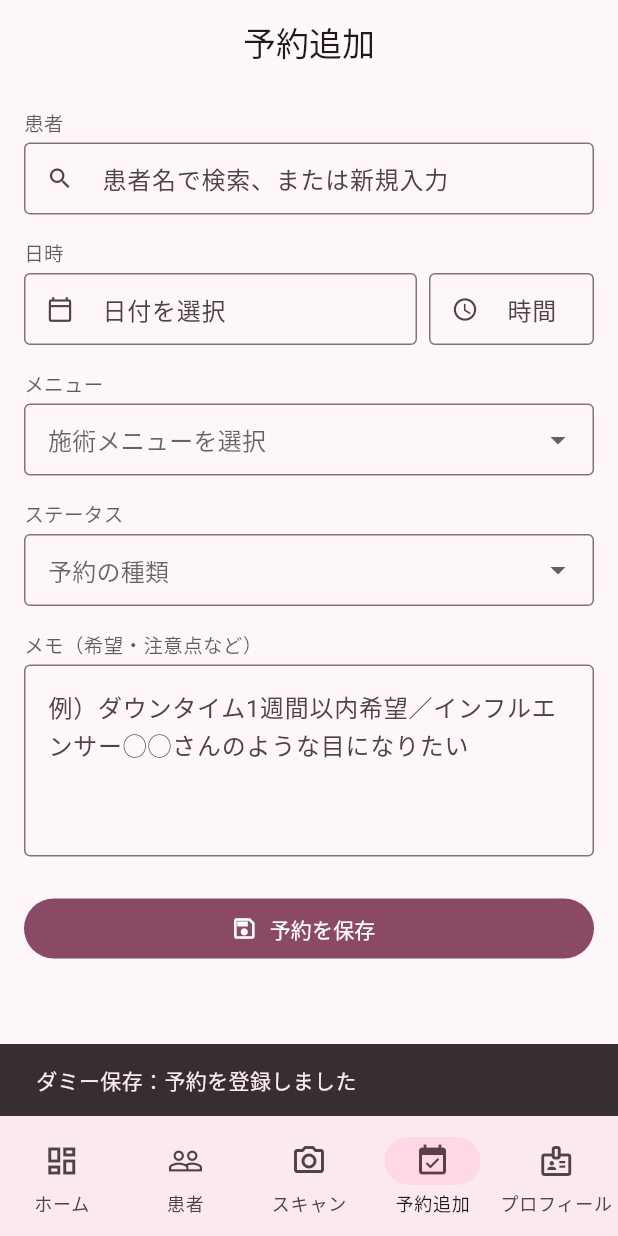
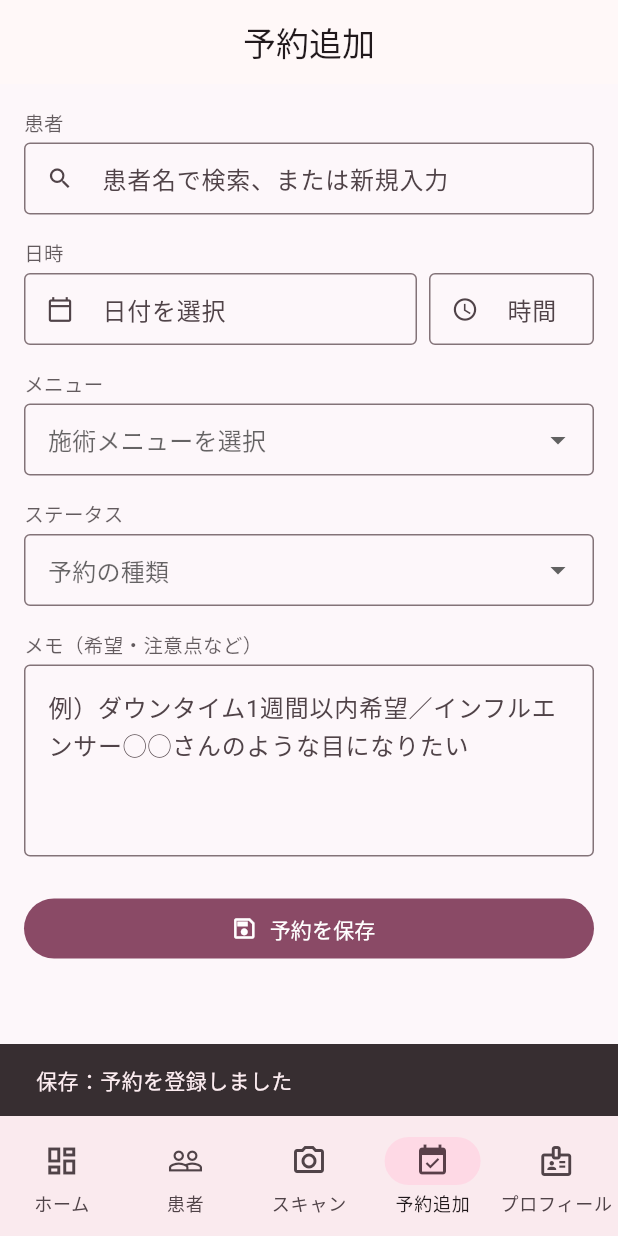
Before and after one commit to yokoyama1130/BeautyUI, a Flutter app: the screen it shows after launch, item 4 of the bottom bar chosen, after a tap on "予約を保存", on a phone screen of 412 x 824 dp. Run offline on Flutter 3.47's test engine with Material 3 defaults, Android fonts, the phone set to English and light mode, and no system bars.

```diff
--- a/lib/screens/appointments/add_appointment_page.dart
+++ b/lib/screens/appointments/add_appointment_page.dart
@@ -168,7 +168,7 @@ class AddAppointmentPage extends StatelessWidget {
                     // TODO: Go/Python の API に POST して予約登録
                     FocusScope.of(context).unfocus();
                     ScaffoldMessenger.of(context).showSnackBar(
-                      const SnackBar(content: Text('ダミー保存：予約を登録しました')),
+                      const SnackBar(content: Text('保存：予約を登録しました')),
                     );
                   },
                   icon: const Icon(Icons.save_outlined),
```
